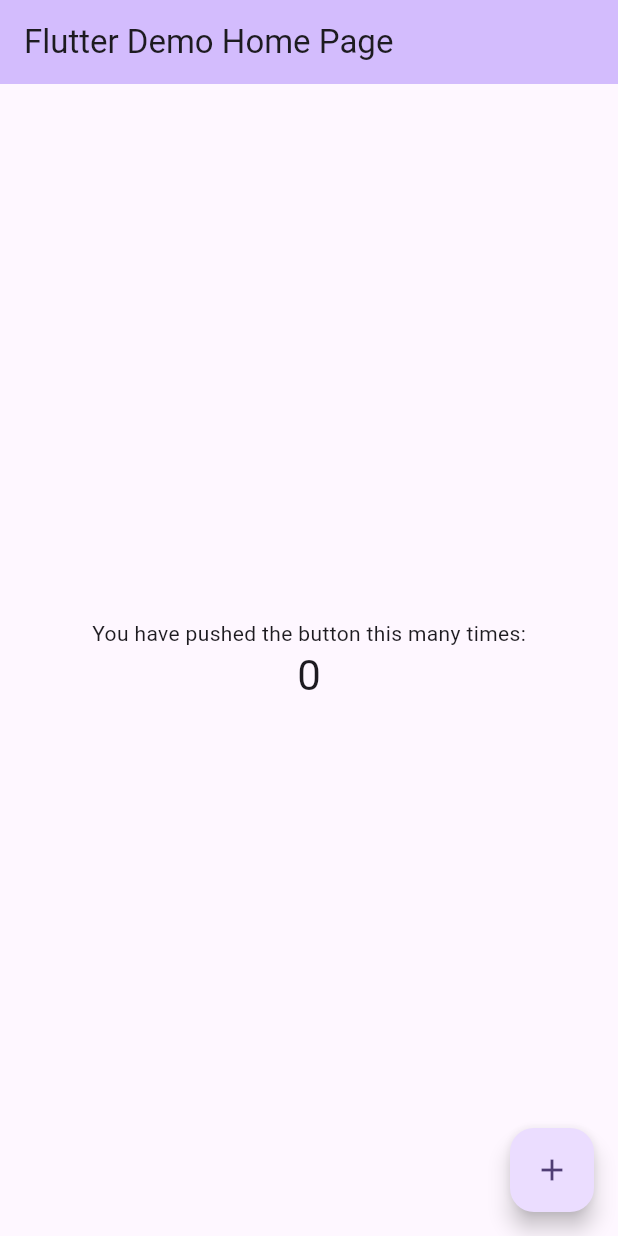
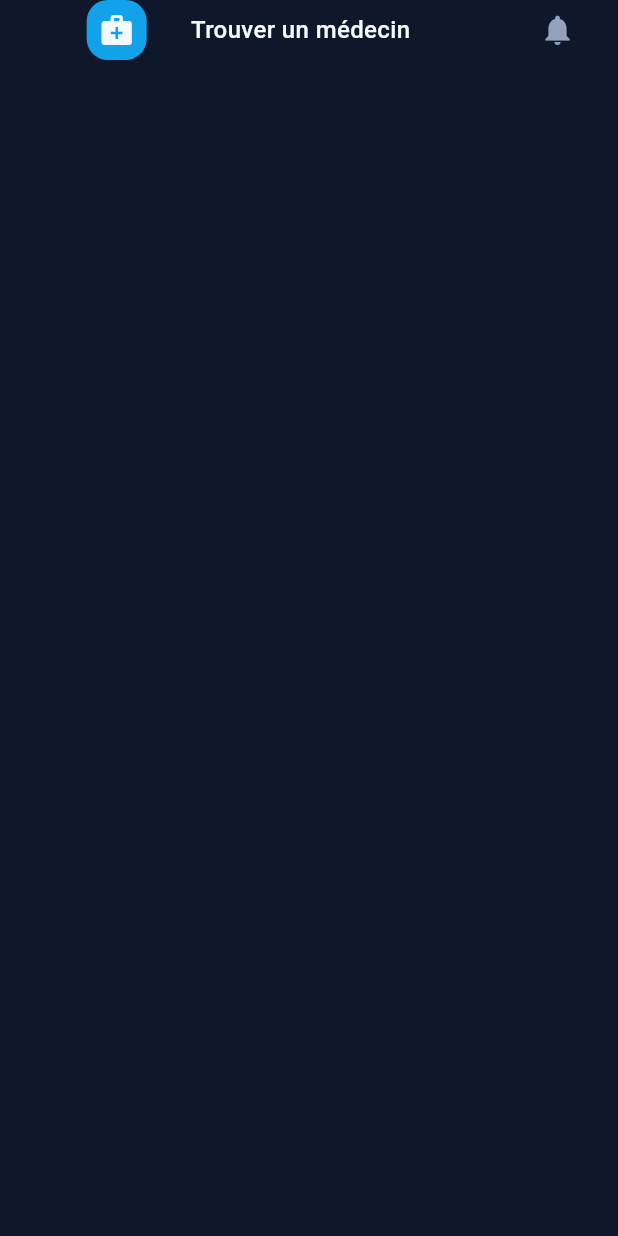
Before and after one commit to azertica/PatientJammSante, a Flutter app: the screen it shows after launch, on a phone screen of 412 x 824 dp. Run offline on Flutter 3.47's test engine with Material 3 defaults, Android fonts, the phone set to English and light mode, and no system bars.

Commit message:
Done with config + Start medcinListScreen

```diff
--- /dev/null
+++ b/lib/Core/Theme.dart
@@ -0,0 +1,11 @@
+import 'package:flutter/material.dart';
+
+class ThemeColor {
+  //Background color
+  final primaryBgColor = const Color.fromARGB(255, 15, 23, 42);
+  final secondaryBgColor = const Color.fromARGB(255, 17, 162, 233);
+
+  //Color
+  final primaryColor = const Color.fromARGB(255, 244, 249, 253);
+  final secondaryColor = const Color.fromARGB(255, 148, 163, 187);
+}
--- /dev/null
+++ b/lib/Medecin/Layouts/MedecinListScreen.dart
@@ -0,0 +1,40 @@
+import 'package:flutter/material.dart';
+import 'package:patient_jamm_sante/Core/Theme.dart';
+import 'package:patient_jamm_sante/Medecin/Widgets/IconBagdeWidget.dart';
+
+
+class Medecinlistscreen extends StatelessWidget {
+  const Medecinlistscreen({super.key});
+
+  @override
+  Widget build(BuildContext context) {
+    final heightScreen = MediaQuery.of(context).size.height;
+    final widthScreen = MediaQuery.of(context).size.width;
+
+    return SafeArea(
+      child: SizedBox(
+        height: heightScreen,
+        child: ListView(
+          children: [
+            Row(
+              mainAxisAlignment: MainAxisAlignment.spaceAround,
+              children: [
+                SizedBox(
+                  width: widthScreen / 1.5,
+                  child: Row(
+                    mainAxisAlignment: MainAxisAlignment.spaceEvenly,
+                    children: [
+                      IconBadgeWidget(icon: Icons.medical_services, bgColor: ThemeColor().secondaryBgColor),
+                      Text("Trouver un médecin", style: TextStyle(color: ThemeColor().primaryColor, fontSize: 16, fontWeight: FontWeight.w500))
+                    ],
+                  ),
+                ),
+                Icon(Icons.notifications, color: ThemeColor().secondaryColor)
+              ],
+            )
+          ],
+        )
+      )
+    );
+  }
+}
--- /dev/null
+++ b/lib/Medecin/Widgets/IconBagdeWidget.dart
@@ -0,0 +1,21 @@
+import 'package:flutter/material.dart';
+import 'package:patient_jamm_sante/Core/Theme.dart';
+
+class IconBadgeWidget extends StatelessWidget {
+  final IconData icon;
+  final Color bgColor;
+  const IconBadgeWidget({super.key, required this.icon, required this.bgColor});
+
+  @override
+  Widget build(BuildContext context) {
+    return Container(
+      width: 40,
+      height: 40,
+      decoration: BoxDecoration(
+        color: bgColor,
+        borderRadius: BorderRadius.circular(14)
+      ),
+      child: Icon(icon, color: ThemeColor().primaryColor),
+    );
+  }
+}
--- a/lib/main.dart
+++ b/lib/main.dart
@@ -1,4 +1,6 @@
 import 'package:flutter/material.dart';
+import 'package:patient_jamm_sante/Medecin/Layouts/MedecinListScreen.dart';
+import 'Core/Theme.dart';
 
 void main() {
   runApp(const MyApp());
@@ -11,111 +13,11 @@ class MyApp extends StatelessWidget {
   @override
   Widget build(BuildContext context) {
     return MaterialApp(
-      title: 'Flutter Demo',
-      theme: ThemeData(
-        // This is the theme of your application.
-        //
-        // TRY THIS: Try running your application with "flutter run". You'll see
-        // the application has a purple toolbar. Then, without quitting the app,
-        // try changing the seedColor in the colorScheme below to Colors.green
-        // and then invoke "hot reload" (save your changes or press the "hot
-        // reload" button in a Flutter-supported IDE, or press "r" if you used
-        // the command line to start the app).
-        //
-        // Notice that the counter didn't reset back to zero; the application
-        // state is not lost during the reload. To reset the state, use hot
-        // restart instead.
-        //
-        // This works for code too, not just values: Most code changes can be
-        // tested with just a hot reload.
-        colorScheme: .fromSeed(seedColor: Colors.deepPurple),
-      ),
-      home: const MyHomePage(title: 'Flutter Demo Home Page'),
-    );
-  }
-}
-
-class MyHomePage extends StatefulWidget {
-  const MyHomePage({super.key, required this.title});
-
-  // This widget is the home page of your application. It is stateful, meaning
-  // that it has a State object (defined below) that contains fields that affect
-  // how it looks.
-
-  // This class is the configuration for the state. It holds the values (in this
-  // case the title) provided by the parent (in this case the App widget) and
-  // used by the build method of the State. Fields in a Widget subclass are
-  // always marked "final".
-
-  final String title;
-
-  @override
-  State<MyHomePage> createState() => _MyHomePageState();
-}
-
-class _MyHomePageState extends State<MyHomePage> {
-  int _counter = 0;
-
-  void _incrementCounter() {
-    setState(() {
-      // This call to setState tells the Flutter framework that something has
-      // changed in this State, which causes it to rerun the build method below
-      // so that the display can reflect the updated values. If we changed
-      // _counter without calling setState(), then the build method would not be
-      // called again, and so nothing would appear to happen.
-      _counter++;
-    });
-  }
-
-  @override
-  Widget build(BuildContext context) {
-    // This method is rerun every time setState is called, for instance as done
-    // by the _incrementCounter method above.
-    //
-    // The Flutter framework has been optimized to make rerunning build methods
-    // fast, so that you can just rebuild anything that needs updating rather
-    // than having to individually change instances of widgets.
-    return Scaffold(
-      appBar: AppBar(
-        // TRY THIS: Try changing the color here to a specific color (to
-        // Colors.amber, perhaps?) and trigger a hot reload to see the AppBar
-        // change color while the other colors stay the same.
-        backgroundColor: Theme.of(context).colorScheme.inversePrimary,
-        // Here we take the value from the MyHomePage object that was created by
-        // the App.build method, and use it to set our appbar title.
-        title: Text(widget.title),
-      ),
-      body: Center(
-        // Center is a layout widget. It takes a single child and positions it
-        // in the middle of the parent.
-        child: Column(
-          // Column is also a layout widget. It takes a list of children and
-          // arranges them vertically. By default, it sizes itself to fit its
-          // children horizontally, and tries to be as tall as its parent.
-          //
-          // Column has various properties to control how it sizes itself and
-          // how it positions its children. Here we use mainAxisAlignment to
-          // center the children vertically; the main axis here is the vertical
-          // axis because Columns are vertical (the cross axis would be
-          // horizontal).
-          //
-          // TRY THIS: Invoke "debug painting" (choose the "Toggle Debug Paint"
-          // action in the IDE, or press "p" in the console), to see the
-          // wireframe for each widget.
-          mainAxisAlignment: .center,
-          children: [
-            const Text('You have pushed the button this many times:'),
-            Text(
-              '$_counter',
-              style: Theme.of(context).textTheme.headlineMedium,
-            ),
-          ],
-        ),
-      ),
-      floatingActionButton: FloatingActionButton(
-        onPressed: _incrementCounter,
-        tooltip: 'Increment',
-        child: const Icon(Icons.add),
+      debugShowCheckedModeBanner: false,
+      home: Scaffold(
+        body: Medecinlistscreen(),
+        backgroundColor: ThemeColor().primaryBgColor,
+        //bottomNavigationBar: ,
       ),
     );
   }
```
